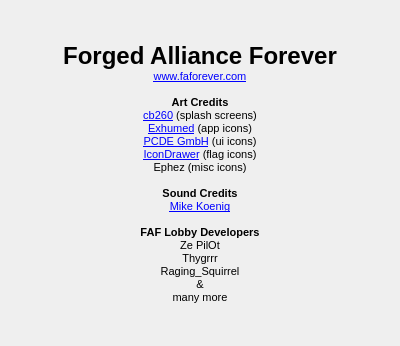
First picture: the form in src/_res/client/about.ui, repository IDragonfire/modular-client, before the edit.
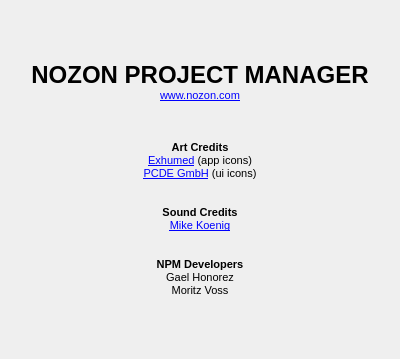
Second picture: the form after the edit.

Commit message: Starting nozon project management

Patch:
```diff
--- a/src/_res/client/about.ui
+++ b/src/_res/client/about.ui
@@ -7,7 +7,7 @@
     <x>0</x>
     <y>0</y>
     <width>400</width>
-    <height>346</height>
+    <height>359</height>
    </rect>
   </property>
   <property name="windowTitle">
@@ -20,26 +20,21 @@
       <string>&lt;!DOCTYPE HTML PUBLIC &quot;-//W3C//DTD HTML 4.0//EN&quot; &quot;http://www.w3.org/TR/REC-html40/strict.dtd&quot;&gt;
 &lt;html&gt;&lt;head&gt;&lt;meta name=&quot;qrichtext&quot; content=&quot;1&quot; /&gt;&lt;style type=&quot;text/css&quot;&gt;
 p, li { white-space: pre-wrap; }
-&lt;/style&gt;&lt;/head&gt;&lt;body style=&quot; font-family:'MS Shell Dlg 2'; font-size:8pt; font-weight:400; font-style:normal;&quot;&gt;
-&lt;p align=&quot;center&quot; style=&quot; margin-top:0px; margin-bottom:0px; margin-left:0px; margin-right:0px; -qt-block-indent:0; text-indent:0px;&quot;&gt;&lt;span style=&quot; font-size:18pt; font-weight:600;&quot;&gt;Forged Alliance Forever&lt;/span&gt;&lt;/p&gt;
-&lt;p align=&quot;center&quot; style=&quot; margin-top:0px; margin-bottom:0px; margin-left:0px; margin-right:0px; -qt-block-indent:0; text-indent:0px;&quot;&gt;&lt;a href=&quot;http://www.faforever.com&quot;&gt;&lt;span style=&quot; text-decoration: underline; color:#0000ff;&quot;&gt;www.faforever.com&lt;/span&gt;&lt;/a&gt;&lt;/p&gt;
-&lt;p align=&quot;center&quot; style=&quot;-qt-paragraph-type:empty; margin-top:0px; margin-bottom:0px; margin-left:0px; margin-right:0px; -qt-block-indent:0; text-indent:0px;&quot;&gt;&lt;br /&gt;&lt;/p&gt;
-&lt;p align=&quot;center&quot; style=&quot; margin-top:0px; margin-bottom:0px; margin-left:0px; margin-right:0px; -qt-block-indent:0; text-indent:0px;&quot;&gt;&lt;span style=&quot; font-weight:600;&quot;&gt;Art Credits&lt;/span&gt;&lt;/p&gt;
-&lt;p align=&quot;center&quot; style=&quot; margin-top:0px; margin-bottom:0px; margin-left:0px; margin-right:0px; -qt-block-indent:0; text-indent:0px;&quot;&gt;&lt;a href=&quot;http://cb260.deviantart.com/&quot;&gt;&lt;span style=&quot; text-decoration: underline; color:#0000ff;&quot;&gt;cb260&lt;/span&gt;&lt;/a&gt; (splash screens)&lt;/p&gt;
-&lt;p align=&quot;center&quot; style=&quot; margin-top:0px; margin-bottom:0px; margin-left:0px; margin-right:0px; -qt-block-indent:0; text-indent:0px;&quot;&gt;&lt;a href=&quot;http://3xhumed.deviantart.com&quot;&gt;&lt;span style=&quot; text-decoration: underline; color:#0000ff;&quot;&gt;Exhumed&lt;/span&gt;&lt;/a&gt; (app icons)&lt;/p&gt;
-&lt;p align=&quot;center&quot; style=&quot; margin-top:0px; margin-bottom:0px; margin-left:0px; margin-right:0px; -qt-block-indent:0; text-indent:0px;&quot;&gt;&lt;a href=&quot;http://pc.de/icons/&quot;&gt;&lt;span style=&quot; text-decoration: underline; color:#0000ff;&quot;&gt;PCDE GmbH&lt;/span&gt;&lt;/a&gt; (ui icons)&lt;/p&gt;
-&lt;p align=&quot;center&quot; style=&quot; margin-top:0px; margin-bottom:0px; margin-left:0px; margin-right:0px; -qt-block-indent:0; text-indent:0px;&quot;&gt;&lt;a href=&quot;http://icondrawer.com&quot;&gt;&lt;span style=&quot; text-decoration: underline; color:#0000ff;&quot;&gt;IconDrawer&lt;/span&gt;&lt;/a&gt; (flag icons)&lt;/p&gt;
-&lt;p align=&quot;center&quot; style=&quot; margin-top:0px; margin-bottom:0px; margin-left:0px; margin-right:0px; -qt-block-indent:0; text-indent:0px;&quot;&gt;Ephez (misc icons)&lt;/p&gt;
-&lt;p align=&quot;center&quot; style=&quot;-qt-paragraph-type:empty; margin-top:0px; margin-bottom:0px; margin-left:0px; margin-right:0px; -qt-block-indent:0; text-indent:0px;&quot;&gt;&lt;br /&gt;&lt;/p&gt;
-&lt;p align=&quot;center&quot; style=&quot; margin-top:0px; margin-bottom:0px; margin-left:0px; margin-right:0px; -qt-block-indent:0; text-indent:0px;&quot;&gt;&lt;span style=&quot; font-weight:600;&quot;&gt;Sound Credits&lt;/span&gt;&lt;/p&gt;
-&lt;p align=&quot;center&quot; style=&quot; margin-top:0px; margin-bottom:0px; margin-left:0px; margin-right:0px; -qt-block-indent:0; text-indent:0px;&quot;&gt;&lt;a href=&quot;http://soundbible.com&quot;&gt;&lt;span style=&quot; text-decoration: underline; color:#0000ff;&quot;&gt;Mike Koenig&lt;/span&gt;&lt;/a&gt;&lt;/p&gt;
-&lt;p align=&quot;center&quot; style=&quot;-qt-paragraph-type:empty; margin-top:0px; margin-bottom:0px; margin-left:0px; margin-right:0px; -qt-block-indent:0; text-indent:0px;&quot;&gt;&lt;br /&gt;&lt;/p&gt;
-&lt;p align=&quot;center&quot; style=&quot; margin-top:0px; margin-bottom:0px; margin-left:0px; margin-right:0px; -qt-block-indent:0; text-indent:0px;&quot;&gt;&lt;span style=&quot; font-weight:600;&quot;&gt;FAF Lobby Developers&lt;/span&gt;&lt;/p&gt;
-&lt;p align=&quot;center&quot; style=&quot; margin-top:0px; margin-bottom:0px; margin-left:0px; margin-right:0px; -qt-block-indent:0; text-indent:0px;&quot;&gt;Ze PilOt&lt;/p&gt;
-&lt;p align=&quot;center&quot; style=&quot; margin-top:0px; margin-bottom:0px; margin-left:0px; margin-right:0px; -qt-block-indent:0; text-indent:0px;&quot;&gt;Thygrrr&lt;/p&gt;
-&lt;p align=&quot;center&quot; style=&quot; margin-top:0px; margin-bottom:0px; margin-left:0px; margin-right:0px; -qt-block-indent:0; text-indent:0px;&quot;&gt;Raging_Squirrel&lt;/p&gt;
-&lt;p align=&quot;center&quot; style=&quot; margin-top:0px; margin-bottom:0px; margin-left:0px; margin-right:0px; -qt-block-indent:0; text-indent:0px;&quot;&gt;&amp;amp;&lt;/p&gt;
-&lt;p align=&quot;center&quot; style=&quot; margin-top:0px; margin-bottom:0px; margin-left:0px; margin-right:0px; -qt-block-indent:0; text-indent:0px;&quot;&gt;many more&lt;/p&gt;&lt;/body&gt;&lt;/html&gt;</string>
+&lt;/style&gt;&lt;/head&gt;&lt;body style=&quot; font-family:'MS Shell Dlg 2'; font-size:8.25pt; font-weight:400; font-style:normal;&quot;&gt;
+&lt;p align=&quot;center&quot; style=&quot; margin-top:0px; margin-bottom:0px; margin-left:0px; margin-right:0px; -qt-block-indent:0; text-indent:0px;&quot;&gt;&lt;span style=&quot; font-size:18pt; font-weight:600;&quot;&gt;NOZON PROJECT MANAGER&lt;/span&gt;&lt;/p&gt;
+&lt;p align=&quot;center&quot; style=&quot; margin-top:0px; margin-bottom:0px; margin-left:0px; margin-right:0px; -qt-block-indent:0; text-indent:0px;&quot;&gt;&lt;a href=&quot;http://www.faforever.com&quot;&gt;&lt;span style=&quot; font-size:8pt; text-decoration: underline; color:#0000ff;&quot;&gt;www.nozon.com&lt;/span&gt;&lt;/a&gt;&lt;/p&gt;
+&lt;p align=&quot;center&quot; style=&quot;-qt-paragraph-type:empty; margin-top:0px; margin-bottom:0px; margin-left:0px; margin-right:0px; -qt-block-indent:0; text-indent:0px; font-size:8pt;&quot;&gt;&lt;/p&gt;
+&lt;p align=&quot;center&quot; style=&quot; margin-top:0px; margin-bottom:0px; margin-left:0px; margin-right:0px; -qt-block-indent:0; text-indent:0px;&quot;&gt;&lt;span style=&quot; font-size:8pt;&quot;&gt;&lt;br /&gt;&lt;/span&gt;&lt;/p&gt;
+&lt;p align=&quot;center&quot; style=&quot; margin-top:0px; margin-bottom:0px; margin-left:0px; margin-right:0px; -qt-block-indent:0; text-indent:0px;&quot;&gt;&lt;span style=&quot; font-size:8pt; font-weight:600;&quot;&gt;Art Credits&lt;/span&gt;&lt;/p&gt;
+&lt;p align=&quot;center&quot; style=&quot; margin-top:0px; margin-bottom:0px; margin-left:0px; margin-right:0px; -qt-block-indent:0; text-indent:0px;&quot;&gt;&lt;a href=&quot;http://3xhumed.deviantart.com&quot;&gt;&lt;span style=&quot; font-size:8pt; text-decoration: underline; color:#0000ff;&quot;&gt;Exhumed&lt;/span&gt;&lt;/a&gt;&lt;span style=&quot; font-size:8pt;&quot;&gt; (app icons)&lt;/span&gt;&lt;/p&gt;
+&lt;p align=&quot;center&quot; style=&quot; margin-top:0px; margin-bottom:0px; margin-left:0px; margin-right:0px; -qt-block-indent:0; text-indent:0px;&quot;&gt;&lt;a href=&quot;http://pc.de/icons/&quot;&gt;&lt;span style=&quot; font-size:8pt; text-decoration: underline; color:#0000ff;&quot;&gt;PCDE GmbH&lt;/span&gt;&lt;/a&gt;&lt;span style=&quot; font-size:8pt;&quot;&gt; (ui icons)&lt;/span&gt;&lt;/p&gt;
+&lt;p align=&quot;center&quot; style=&quot; margin-top:0px; margin-bottom:0px; margin-left:0px; margin-right:0px; -qt-block-indent:0; text-indent:0px;&quot;&gt;&lt;span style=&quot; font-size:8pt;&quot;&gt;&lt;br /&gt;&lt;/span&gt;&lt;/p&gt;
+&lt;p align=&quot;center&quot; style=&quot; margin-top:0px; margin-bottom:0px; margin-left:0px; margin-right:0px; -qt-block-indent:0; text-indent:0px;&quot;&gt;&lt;span style=&quot; font-size:8pt; font-weight:600;&quot;&gt;Sound Credits&lt;/span&gt;&lt;/p&gt;
+&lt;p align=&quot;center&quot; style=&quot; margin-top:0px; margin-bottom:0px; margin-left:0px; margin-right:0px; -qt-block-indent:0; text-indent:0px;&quot;&gt;&lt;a href=&quot;http://soundbible.com&quot;&gt;&lt;span style=&quot; font-size:8pt; text-decoration: underline; color:#0000ff;&quot;&gt;Mike Koenig&lt;/span&gt;&lt;/a&gt;&lt;/p&gt;
+&lt;p align=&quot;center&quot; style=&quot; margin-top:0px; margin-bottom:0px; margin-left:0px; margin-right:0px; -qt-block-indent:0; text-indent:0px;&quot;&gt;&lt;span style=&quot; font-size:8pt;&quot;&gt;&lt;br /&gt;&lt;/span&gt;&lt;/p&gt;
+&lt;p align=&quot;center&quot; style=&quot; margin-top:0px; margin-bottom:0px; margin-left:0px; margin-right:0px; -qt-block-indent:0; text-indent:0px;&quot;&gt;&lt;span style=&quot; font-size:8pt; font-weight:600;&quot;&gt;NPM Developers&lt;/span&gt;&lt;/p&gt;
+&lt;p align=&quot;center&quot; style=&quot; margin-top:0px; margin-bottom:0px; margin-left:0px; margin-right:0px; -qt-block-indent:0; text-indent:0px;&quot;&gt;&lt;span style=&quot; font-size:8pt;&quot;&gt;Gael Honorez&lt;/span&gt;&lt;/p&gt;
+&lt;p align=&quot;center&quot; style=&quot; margin-top:0px; margin-bottom:0px; margin-left:0px; margin-right:0px; -qt-block-indent:0; text-indent:0px;&quot;&gt;&lt;span style=&quot; font-size:8pt;&quot;&gt;Moritz Voss&lt;/span&gt;&lt;/p&gt;&lt;/body&gt;&lt;/html&gt;</string>
      </property>
      <property name="openExternalLinks">
       <bool>true</bool>
```
The commit also changes 47 other files.
